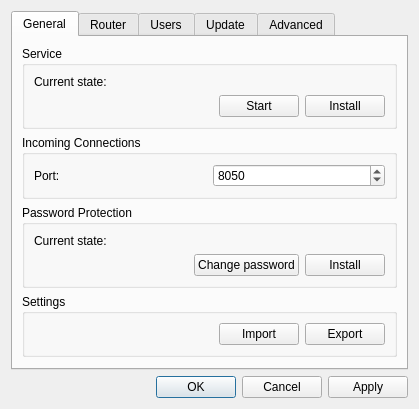
Above: source/host/ui/config_dialog.ui from dchapyshev/aspia before the change. Below: the same form after it.
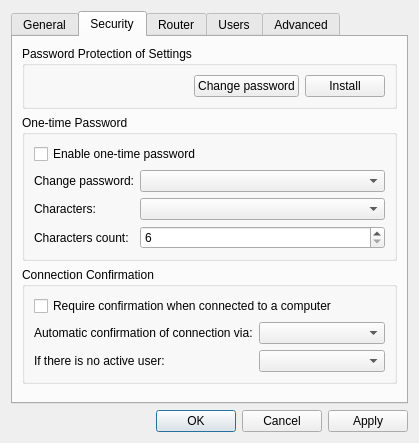
That is the form after the change. The open tabs and pages were chosen to show the change. Icons and pictures are not drawn.

Commit message: Implement one-time password/connection confirmation settings at UI side.

What changed in the file:
```diff
--- a/source/host/ui/config_dialog.ui
+++ b/source/host/ui/config_dialog.ui
@@ -7,13 +7,13 @@
     <x>0</x>
     <y>0</y>
     <width>419</width>
-    <height>379</height>
+    <height>411</height>
    </rect>
   </property>
   <property name="windowTitle">
    <string>Settings</string>
   </property>
-  <layout class="QVBoxLayout" name="verticalLayout_3">
+  <layout class="QVBoxLayout" name="verticalLayout_10">
    <item>
     <widget class="QTabWidget" name="tab_bar">
      <property name="currentIndex">
@@ -23,7 +23,7 @@
       <attribute name="title">
        <string>General</string>
       </attribute>
-      <layout class="QVBoxLayout" name="verticalLayout_9">
+      <layout class="QVBoxLayout" name="verticalLayout_8">
        <item>
         <widget class="QGroupBox" name="groupBox">
          <property name="title">
@@ -101,44 +101,58 @@
         </widget>
        </item>
        <item>
-        <widget class="QGroupBox" name="groupBox_2">
+        <widget class="QGroupBox" name="groupbox_update_server">
          <property name="title">
-          <string>Password Protection</string>
+          <string>Update Server</string>
          </property>
-         <layout class="QVBoxLayout" name="verticalLayout_2">
+         <layout class="QVBoxLayout" name="verticalLayout_6">
           <item>
-           <widget class="QLabel" name="label_pass_protection">
+           <widget class="QCheckBox" name="checkbox_use_custom_server">
             <property name="text">
-             <string notr="true">Current state:</string>
+             <string>Use custom update server</string>
             </property>
            </widget>
           </item>
           <item>
-           <layout class="QHBoxLayout" name="horizontalLayout_8">
+           <layout class="QHBoxLayout" name="horizontalLayout_6">
             <item>
-             <spacer name="horizontalSpacer_4">
+             <widget class="QLabel" name="label">
+              <property name="text">
+               <string>Server:</string>
+              </property>
+             </widget>
+            </item>
+            <item>
+             <widget class="QLineEdit" name="edit_update_server">
+              <property name="enabled">
+               <bool>false</bool>
+              </property>
+              <property name="text">
+               <string notr="true">update.aspia.org</string>
+              </property>
+             </widget>
+            </item>
+           </layout>
+          </item>
+          <item>
+           <layout class="QHBoxLayout" name="horizontalLayout_7">
+            <item>
+             <spacer name="horizontalSpacer_3">
               <property name="orientation">
                <enum>Qt::Horizontal</enum>
               </property>
               <property name="sizeHint" stdset="0">
                <size>
-                <width>48</width>
-                <height>17</height>
+                <width>40</width>
+                <height>20</height>
                </size>
               </property>
              </spacer>
             </item>
             <item>
-             <widget class="QPushButton" name="button_change_password">
+             <widget class="QPushButton" name="button_check_updates">
               <property name="text">
-               <string>Change password</string>
-              </property>
-             </widget>
-            </item>
-            <item>
-             <widget class="QPushButton" name="button_pass_protection">
-              <property name="text">
-               <string notr="true">Install</string>
+               <string>Check for updates</string>
               </property>
              </widget>
             </item>
@@ -198,6 +212,159 @@
        </item>
       </layout>
      </widget>
+     <widget class="QWidget" name="tab_security">
+      <attribute name="title">
+       <string>Security</string>
+      </attribute>
+      <layout class="QVBoxLayout" name="verticalLayout_9">
+       <item>
+        <widget class="QGroupBox" name="groupbox_pass_protect">
+         <property name="title">
+          <string>Password Protection of Settings</string>
+         </property>
+         <layout class="QHBoxLayout" name="horizontalLayout_8">
+          <item>
+           <spacer name="horizontalSpacer_4">
+            <property name="orientation">
+             <enum>Qt::Horizontal</enum>
+            </property>
+            <property name="sizeHint" stdset="0">
+             <size>
+              <width>173</width>
+              <height>17</height>
+             </size>
+            </property>
+           </spacer>
+          </item>
+          <item>
+           <widget class="QPushButton" name="button_change_password">
+            <property name="text">
+             <string>Change password</string>
+            </property>
+           </widget>
+          </item>
+          <item>
+           <widget class="QPushButton" name="button_pass_protection">
+            <property name="text">
+             <string notr="true">Install</string>
+            </property>
+           </widget>
+          </item>
+         </layout>
+        </widget>
+       </item>
+       <item>
+        <widget class="QGroupBox" name="groupbox_onetime_pass">
+         <property name="title">
+          <string>One-time Password</string>
+         </property>
+         <layout class="QVBoxLayout" name="verticalLayout_2">
+          <item>
+           <widget class="QCheckBox" name="checkbox_onetime_password">
+            <property name="text">
+             <string>Enable one-time password</string>
+            </property>
+           </widget>
+          </item>
+          <item>
+           <layout class="QFormLayout" name="formLayout_2">
+            <item row="0" column="0">
+             <widget class="QLabel" name="label_onetime_pass_change">
+              <property name="text">
+               <string>Change password:</string>
+              </property>
+             </widget>
+            </item>
+            <item row="0" column="1">
+             <widget class="QComboBox" name="combobox_onetime_pass_change"/>
+            </item>
+            <item row="1" column="0">
+             <widget class="QLabel" name="label_onetime_pass_chars">
+              <property name="text">
+               <string>Characters:</string>
+              </property>
+             </widget>
+            </item>
+            <item row="1" column="1">
+             <widget class="QComboBox" name="combobox_onetime_pass_chars"/>
+            </item>
+            <item row="2" column="0">
+             <widget class="QLabel" name="label_onetime_pass_char_count">
+              <property name="text">
+               <string>Characters count:</string>
+              </property>
+             </widget>
+            </item>
+            <item row="2" column="1">
+             <widget class="QSpinBox" name="spinbox_onetime_pass_char_count">
+              <property name="minimum">
+               <number>6</number>
+              </property>
+              <property name="maximum">
+               <number>16</number>
+              </property>
+             </widget>
+            </item>
+           </layout>
+          </item>
+         </layout>
+        </widget>
+       </item>
+       <item>
+        <widget class="QGroupBox" name="groupbox_conn_confirm">
+         <property name="title">
+          <string>Connection Confirmation</string>
+         </property>
+         <layout class="QVBoxLayout" name="verticalLayout_3">
+          <item>
+           <widget class="QCheckBox" name="checkbox_conn_confirm_require">
+            <property name="text">
+             <string>Require confirmation when connected to a computer</string>
+            </property>
+           </widget>
+          </item>
+          <item>
+           <layout class="QFormLayout" name="formLayout_3">
+            <item row="0" column="0">
+             <widget class="QLabel" name="label_conn_confirm_auto">
+              <property name="text">
+               <string>Automatic confirmation of connection via:</string>
+              </property>
+             </widget>
+            </item>
+            <item row="0" column="1">
+             <widget class="QComboBox" name="combobox_conn_confirm_auto"/>
+            </item>
+            <item row="1" column="0">
+             <widget class="QLabel" name="label_no_user_action">
+              <property name="text">
+               <string>If there is no active user:</string>
+              </property>
+             </widget>
+            </item>
+            <item row="1" column="1">
+             <widget class="QComboBox" name="combobox_no_user_action"/>
+            </item>
+           </layout>
+          </item>
+         </layout>
+        </widget>
+       </item>
+       <item>
+        <spacer name="verticalSpacer_5">
+         <property name="orientation">
+          <enum>Qt::Vertical</enum>
+         </property>
+         <property name="sizeHint" stdset="0">
+          <size>
+           <width>20</width>
+           <height>262</height>
+          </size>
+         </property>
+        </spacer>
+       </item>
+      </layout>
+     </widget>
      <widget class="QWidget" name="tab_router">
       <attribute name="title">
        <string>Router</string>
@@ -352,87 +519,6 @@
        </item>
       </layout>
      </widget>
-     <widget class="QWidget" name="tab_update">
-      <attribute name="title">
-       <string>Update</string>
-      </attribute>
-      <layout class="QVBoxLayout" name="verticalLayout_8">
-       <item>
-        <widget class="QGroupBox" name="groupbox_update_server">
-         <property name="title">
-          <string>Update Server</string>
-         </property>
-         <layout class="QVBoxLayout" name="verticalLayout_6">
-          <item>
-           <widget class="QCheckBox" name="checkbox_use_custom_server">
-            <property name="text">
-             <string>Use custom update server</string>
-            </property>
-           </widget>
-          </item>
-          <item>
-           <layout class="QHBoxLayout" name="horizontalLayout_6">
-            <item>
-             <widget class="QLabel" name="label">
-              <property name="text">
-               <string>Server:</string>
-              </property>
-             </widget>
-            </item>
-            <item>
-             <widget class="QLineEdit" name="edit_update_server">
-              <property name="enabled">
-               <bool>false</bool>
-              </property>
-              <property name="text">
-               <string notr="true">update.aspia.org</string>
-              </property>
-             </widget>
-            </item>
-           </layout>
-          </item>
-         </layout>
-        </widget>
-       </item>
-       <item>
-        <spacer name="verticalSpacer_3">
-         <property name="orientation">
-          <enum>Qt::Vertical</enum>
-         </property>
-         <property name="sizeHint" stdset="0">
-          <size>
-           <width>20</width>
-           <height>83</height>
-          </size>
-         </property>
-        </spacer>
-       </item>
-       <item>
-        <layout class="QHBoxLayout" name="horizontalLayout_7">
-         <item>
-          <spacer name="horizontalSpacer_3">
-           <property name="orientation">
-            <enum>Qt::Horizontal</enum>
-           </property>
-           <property name="sizeHint" stdset="0">
-            <size>
-             <width>40</width>
-             <height>20</height>
-            </size>
-           </property>
-          </spacer>
-         </item>
-         <item>
-          <widget class="QPushButton" name="button_check_updates">
-           <property name="text">
-            <string>Check for updates</string>
-           </property>
-          </widget>
-         </item>
-        </layout>
-       </item>
-      </layout>
-     </widget>
      <widget class="QWidget" name="tab_advanced">
       <attribute name="title">
        <string>Advanced</string>
```
The commit also changes 25 other files.
